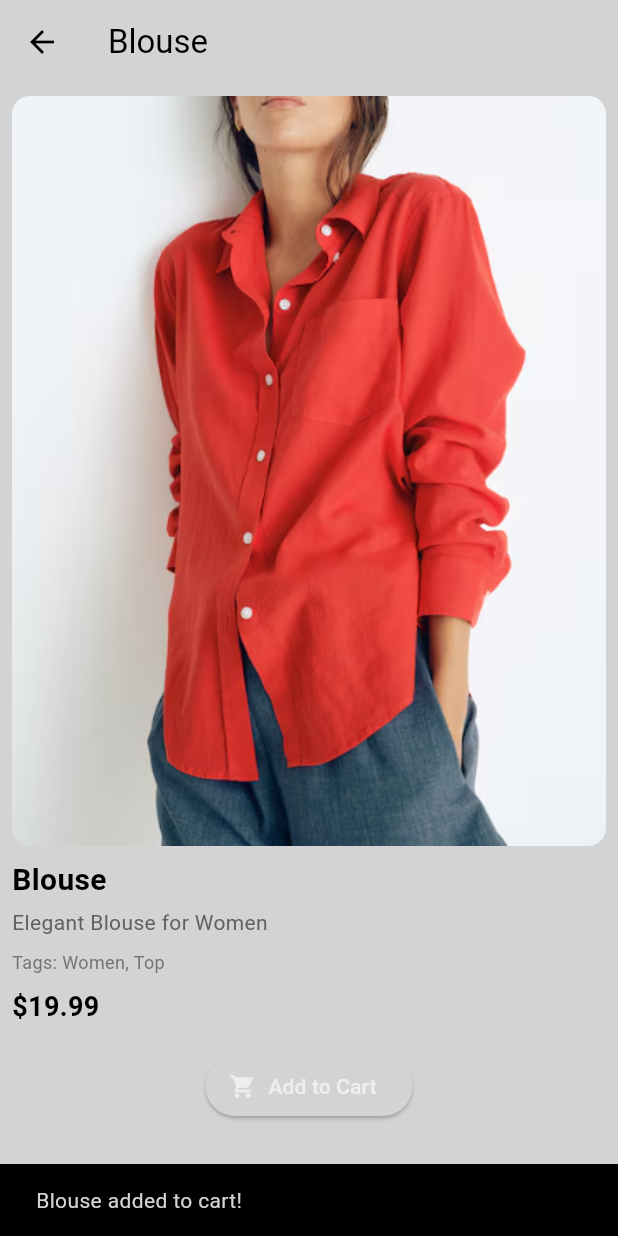
After one commit to preciousdep/first_draft, a Flutter app: the PostPage screen opened directly with sample values from the repository, after a tap on "Add to Cart", on a phone screen of 412 x 824 dp. The commit adds this screen. Run offline on Flutter 3.47's test engine with Material 3 defaults, Android fonts, the phone set to English and light mode, and no system bars.

Commit message:
added post page and navigation

```diff
--- a/lib/components/drawer.dart
+++ b/lib/components/drawer.dart
@@ -42,7 +42,7 @@ class MyDrawer extends StatelessWidget {
                 MyListTile(
                     text: "Shop",
                     icon: Icons.home,
-                    onTap: () => Navigator.pop(context)),
+                    onTap: () => Navigator.pushNamed(context, '/home_page')),
 
                 // cart tile
 
--- a/lib/main.dart
+++ b/lib/main.dart
@@ -1,7 +1,9 @@
+import 'package:first_draft/models/post.dart';
 import 'package:first_draft/pages/home_page.dart';
 import 'package:first_draft/pages/my_cart.dart';
 import 'package:first_draft/pages/my_purchases.dart';
 import 'package:first_draft/pages/my_wallet.dart';
+import 'package:first_draft/pages/post.dart';
 import 'package:first_draft/pages/settings.dart';
 import 'package:first_draft/themes/light_mode.dart';
 import 'package:flutter/material.dart';
@@ -25,7 +27,16 @@ class MyApp extends StatelessWidget {
         '/my_purchases': (context) => const PurchasesPage(),
         '/my_wallet': (context) => const WalletPage(),
         '/settings': (context) => const Settings(),
-      }
+      },
+  onGenerateRoute: (settings) {
+    if (settings.name == '/post_page') {
+      final post = settings.arguments as Post;
+      return MaterialPageRoute(
+        builder: (context) => PostPage(post: post),
+      );
+    }
+    return null; // If route is not found
+  },
 
     );
   }
--- a/lib/pages/home_page.dart
+++ b/lib/pages/home_page.dart
@@ -174,8 +174,15 @@ class HomePageState extends State<HomePage> {
                   itemBuilder: (context, index) {
                     final post = filteredPosts[index];
 
-                    return Card(
-                      elevation: 4,
+                    return GestureDetector(
+                      onTap: (){
+                        Navigator.pushNamed(context,
+                        '/post_page',
+                        arguments: post,
+                        );
+                      },
+
+                      child: Card(elevation: 4,
                       shape: RoundedRectangleBorder(
                         borderRadius: BorderRadius.circular(12),
                       ),
@@ -235,7 +242,8 @@ class HomePageState extends State<HomePage> {
                             ),
                           ),
                         ],
-                      ),
+                      ),)
+
                     );
                   },
                 ),
--- /dev/null
+++ b/lib/pages/post.dart
@@ -0,0 +1,82 @@
+import 'package:flutter/material.dart';
+import 'package:first_draft/models/post.dart';
+
+class PostPage extends StatelessWidget {
+  final Post post;
+
+  const PostPage({super.key, required this.post});
+
+  @override
+  Widget build(BuildContext context) {
+    return Scaffold(
+      appBar: AppBar(
+        leading: IconButton(
+          icon: Icon(Icons.arrow_back),
+          onPressed: () => Navigator.pop(context), // go back to last page
+        ),
+        title: Text(post.title),
+      ),
+      body: Padding(
+        padding: const EdgeInsets.all(8.0),
+        child: Column(
+          crossAxisAlignment: CrossAxisAlignment.start,
+          children: [
+            // 🖼 Image (Top)
+            ClipRRect(
+              borderRadius: BorderRadius.circular(12),
+              child: Image.asset(
+                post.image,
+                fit: BoxFit.cover,
+                width: double.infinity,
+                height: 500,
+              ),
+            ),
+            SizedBox(height: 8),
+
+            // title of post MODIFY LATER
+            Text(
+              post.title,
+              style: TextStyle(fontSize: 20, fontWeight: FontWeight.bold),
+            ),
+            SizedBox(height: 4),
+
+            // description
+            Text(
+              post.description,
+              style: TextStyle(fontSize: 14, color: Colors.grey[700]),
+            ),
+            SizedBox(height: 8),
+
+            // tags
+            Text(
+              "Tags: ${post.tags.join(', ')}",
+              style: TextStyle(fontSize: 12, color: Colors.grey[600]),
+            ),
+            SizedBox(height: 8),
+
+            // price
+            Text(
+              "\$${post.price.toStringAsFixed(2)}",
+              style: TextStyle(fontSize: 18, fontWeight: FontWeight.w600, color: Colors.black),
+            ),
+            SizedBox(height: 16),
+
+            // add to cart button
+            Center(
+              child: ElevatedButton.icon(
+                onPressed: () {
+                  // add to cart logic (implement later)
+                  ScaffoldMessenger.of(context).showSnackBar(
+                    SnackBar(content: Text("${post.title} added to cart!")),
+                  );
+                },
+                icon: Icon(Icons.shopping_cart),
+                label: Text("Add to Cart"),
+              ),
+            ),
+          ],
+        ),
+      ),
+    );
+  }
+}
```
